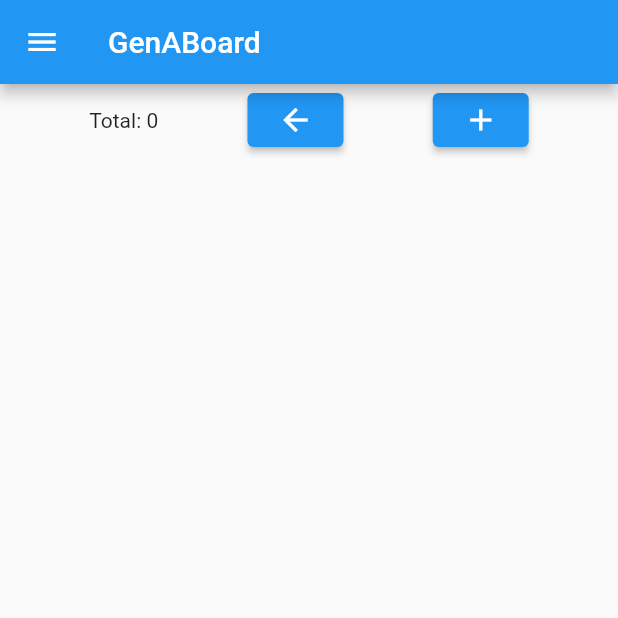
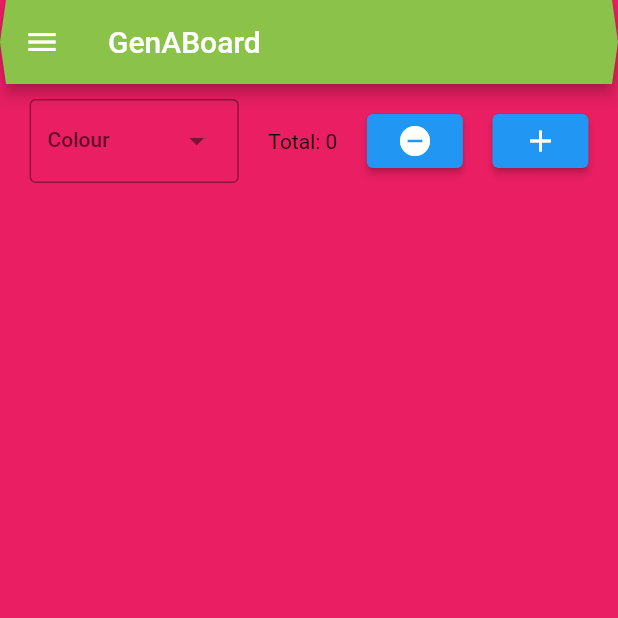
Before and after one commit to Ldotus/quizzion, a Flutter app: the screen it shows after launch, on a phone screen of 412 x 824 dp, the top half of it. Run offline on Flutter 3.47's test engine with Material 2 defaults, Android fonts, the phone set to English and light mode, and no system bars.

Commit message:
changes to standard card and colour card

```diff
--- a/lib/Pages/MyHomePage.dart
+++ b/lib/Pages/MyHomePage.dart
@@ -1,7 +1,5 @@
 import 'package:flutter/material.dart';
-import 'package:quizzion/Pages/TodoPage.dart';
 import 'package:quizzion/Widgets/ColourChanger.dart';
-import 'package:quizzion/Widgets/StandardCard.dart';
 
 class MyHomePage extends StatefulWidget {
   const MyHomePage({Key? key}) : super(key: key);
@@ -13,7 +11,11 @@
 class _MyHomePageState extends State<MyHomePage> {
   // Declare two empty lists to hold Card and ColourChanger widgets
 
-  List<ColourChanger> _list = [];
+  final List<ColourChanger> _list = [];
+
+  final TextEditingController ColourController = TextEditingController();
+
+  late ColourLabel? selectedColour;
 
   // Create a new Card widget using a given ColourChanger widget
   Widget createCard(ColourChanger cardList) {
@@ -22,6 +24,12 @@
 
   @override
   Widget build(BuildContext context) {
+    final List<DropdownMenuEntry<ColourLabel>> colourEntries =
+        <DropdownMenuEntry<ColourLabel>>[];
+    for (final ColourLabel color in ColourLabel.values) {
+      colourEntries.add(DropdownMenuEntry<ColourLabel>(
+          value: color, label: color.label, enabled: color.label != 'grey'));
+    }
     return Scaffold(
       appBar: AppBar(
         title: const Text("GenABoard"),
@@ -31,9 +39,22 @@
           mainAxisSize: MainAxisSize.min,
           children: [
             // Display the total number of ColourChanger widgets
-            Row(
+            Padding(
+              padding: const EdgeInsets.only(top: 10),
+              child: Row(
                 mainAxisAlignment: MainAxisAlignment.spaceEvenly,
                 children: [
+                  DropdownMenu<ColourLabel>(
+                    dropdownMenuEntries: colourEntries,
+                    controller: ColourController,
+                    enableFilter: false,
+                    label: const Text('Colour'),
+                    onSelected: (ColourLabel? colour) {
+                      setState(() {
+                        selectedColour = colour;
+                      });
+                    },
+                  ),
                   Text("Total: ${_list.length}"),
                   ElevatedButton(
                     onPressed: () {
@@ -44,7 +65,7 @@
                         }
                       });
                     },
-                  child: const Icon(Icons.arrow_back),
+                    child: const Icon(Icons.remove_circle),
                   ),
                   ElevatedButton(
                       child: const Icon(Icons.add),
@@ -55,6 +76,7 @@
                         });
                       }),
                 ],
+              ),
             ),
             // Display a ListView of all the ColourChanger widgets
             ListView.builder(
@@ -88,3 +110,15 @@
     );
   }
 }
+
+enum ColourLabel {
+  blue('blue', Colors.blue),
+  red('red', Colors.red),
+  orange('orange', Colors.orange),
+  black('black', Colors.black),
+  white('white', Colors.white);
+
+  const ColourLabel(this.label, this.colour);
+  final String label;
+  final Color colour;
+}
--- a/lib/Pages/Routes.dart
+++ b/lib/Pages/Routes.dart
@@ -6,7 +6,7 @@
 
 Map<String, WidgetBuilder> routes = {
   '/': (context) => const MyHomePage(),
-  '/question': (context) => Question(),
+  '/question': (context) => const Question(),
   '/boardGen': (context) => const ColourChanger(),
-  '/Todo': (context) => TodoPage()
+  '/Todo': (context) => const TodoPage()
 };
--- a/lib/Pages/TodoPage.dart
+++ b/lib/Pages/TodoPage.dart
@@ -1,6 +1,8 @@
 import 'package:flutter/material.dart';
 
 class TodoPage extends StatefulWidget {
+  const TodoPage({super.key});
+
   @override
   State<TodoPage> createState() => TodoPageState();
 }
@@ -8,12 +10,12 @@
 class TodoPageState extends State<TodoPage> {
   @override
   Widget build(BuildContext context) {
-    return Scaffold(
+    return const Scaffold(
         body: SizedBox(
       height: 350,
       width: 200,
       child: Card(
-        child: Column(children: const [
+        child: Column(children: [
           TextButton(onPressed: null, child: Text("Child")),
           TextButton(onPressed: null, child: Text("Child2")),
           TextButton(onPressed: null, child: Text("Child3")),
--- a/lib/Widgets/Question.dart
+++ b/lib/Widgets/Question.dart
@@ -2,6 +2,8 @@
 
 @override
 class Question extends StatelessWidget {
+  const Question({super.key});
+
   @override
   Widget build(BuildContext context) {
     return Card(
--- a/lib/main.dart
+++ b/lib/main.dart
@@ -1,9 +1,8 @@
 import 'package:flutter/material.dart';
 import 'package:quizzion/Pages/Routes.dart';
-import 'Pages/MyHomePage.dart';
 
 void main() => runApp(const MaterialApp(
-      home: MyHomePage(),
+      home: _myForm(),
     ));
 
 //create class that defines the widget
@@ -22,7 +21,7 @@
   @override
   Widget build(BuildContext context) {
     return MaterialApp(
-      title: "Danbo",
+      title: "Remme: Genesis-tant",
       routes: routes,
       theme: ThemeData(
         scaffoldBackgroundColor: Colors.pink,
```
Also changed, not shown: lib/Widgets/ColourChanger.dart (+39 -3 lines), lib/Widgets/Favourites.dart (+15 -10 lines), lib/Widgets/StandardCard.dart (+4 -5 lines), pubspec.lock, 2 other files. Lines whose indentation alone changed are shown as unchanged.
